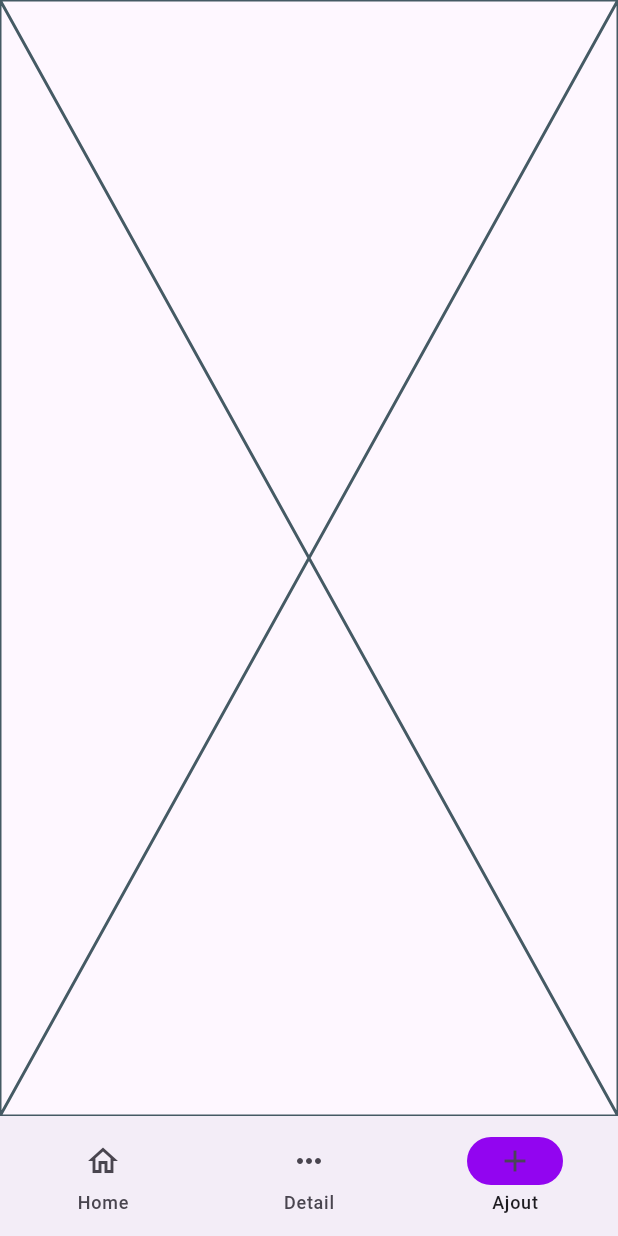
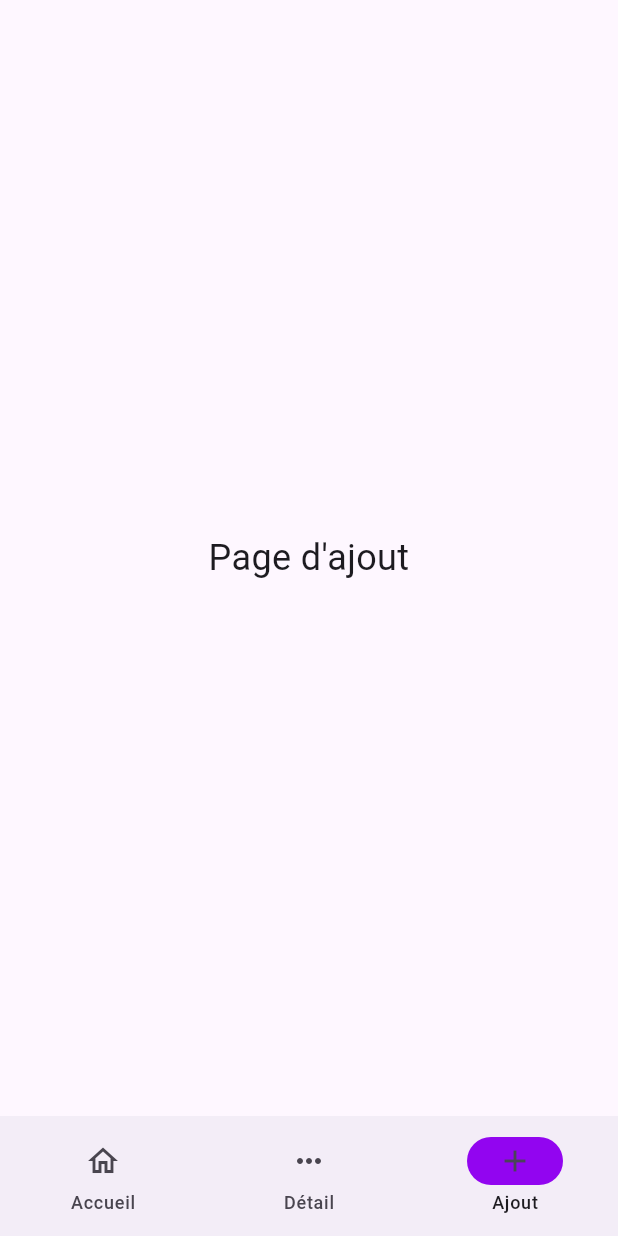
Before and after one commit to yalac/tp1-flutter-sport-YL, a Flutter app: the screen it shows after launch, item 3 of the bottom bar chosen, on a phone screen of 412 x 824 dp. Run offline on Flutter 3.47's test engine with Material 3 defaults, Android fonts, the phone set to English and light mode, and no system bars.

Commit message:
ajout de titre principale de chaque page

```diff
--- a/lib/navigation_bar_app.dart
+++ b/lib/navigation_bar_app.dart
@@ -44,12 +44,12 @@ class _NavigationState extends State<Navigation> {
           NavigationDestination(
             selectedIcon: Icon(Icons.home),
             icon: Icon(Icons.home_outlined),
-            label: 'Home',
+            label: 'Accueil',
             tooltip: '',
           ),
           NavigationDestination(
             icon: Icon(Icons.more_horiz),
-            label: 'Detail',
+            label: 'Détail',
             tooltip: '',
           ),
           NavigationDestination(
--- a/lib/pages/ajout_sport_page.dart
+++ b/lib/pages/ajout_sport_page.dart
@@ -5,6 +5,17 @@ class AjoutSportPage extends StatelessWidget {
 
   @override
   Widget build(BuildContext context) {
-    return const Placeholder();
+    return const Center(
+      child: Column(
+        mainAxisAlignment: MainAxisAlignment.center,
+        children: [
+          Text(
+            'Page d\'ajout',
+            style: TextStyle(fontSize: 24),
+            textAlign: TextAlign.center,
+          ),
+        ],
+      ),
+    );
   }
 }
```
Also changed, not shown: lib/pages/detail_sport_page.dart (+12 -1 lines), lib/pages/home_page.dart (+12 -1 lines).
